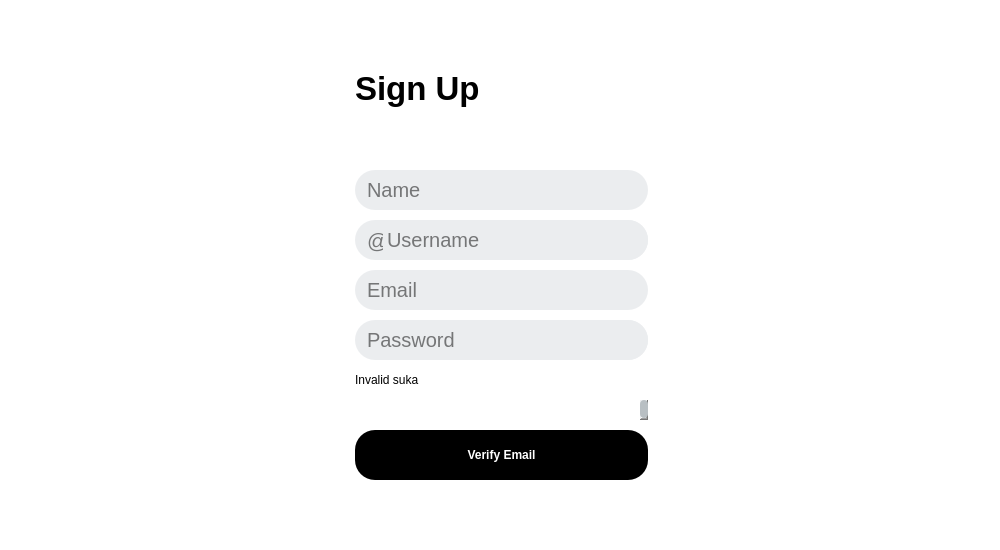
This is src/main/gui/design/signup/signup.ui in r0manch1k/twitter-OPD-project as Qt 5 draws it before an edit. The edited form follows.
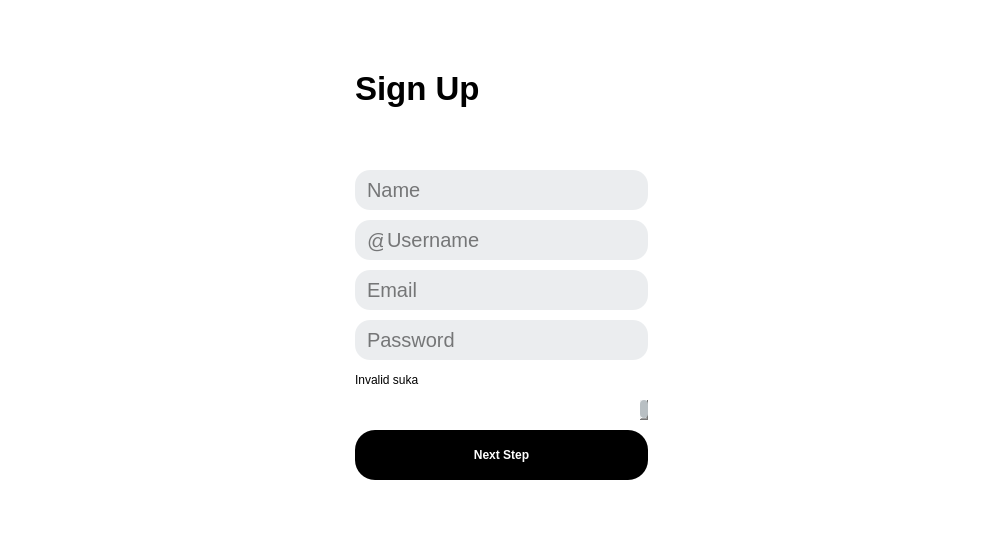
This is the edited form.

Diff of the .ui file:
```diff
--- a/src/main/gui/design/signup/signup.ui
+++ b/src/main/gui/design/signup/signup.ui
@@ -49,9 +49,8 @@
 }
 
 QLineEdit {
-	height: 50px;
 	color: black;
-	border-radius: 20px;
+	border-radius: 15px;
 	background-color:  rgb(235, 237, 239);
 	padding-left: 10px;
 }
@@ -134,6 +133,9 @@
        </property>
        <item row="0" column="0">
         <widget class="QFrame" name="frame_Main">
+         <property name="styleSheet">
+          <string notr="true"/>
+         </property>
          <property name="frameShape">
           <enum>QFrame::StyledPanel</enum>
          </property>
@@ -414,7 +416,50 @@
                    </size>
                   </property>
                   <property name="styleSheet">
-                   <string notr="true"/>
+                   <string notr="true">QFrame#frame_PasswordInput {
+	color: black;
+	border-radius: 15px;
+	background-color:  rgb(235, 237, 239);
+	padding-left: 10px;
+}
+
+
+QLineEdit#line_Password {
+	border: 0;
+	padding-left: 0;
+	background-color: rgb(235, 237, 239);
+	border-top-right-radius: 0;
+	border-bottom-right-radius: 0;
+}
+
+QPushButton#button_PasswordVisibility {
+	border-radius: 15px;
+	background-color: rgb(235, 237, 239);
+	border-top-left-radius: 0;
+	border-bottom-left-radius: 0;
+}
+
+QFrame#frame_Username {
+	color: black;
+	border-radius: 15px;
+	background-color:  rgb(235, 237, 239);
+	padding-left: 10px;
+}
+
+QLineEdit#line_Username,
+QLineEdit#line_Snail {
+	border: 0;
+	border-radius: 15px;
+	padding-left: 0;
+	background-color: rgb(235, 237, 239);
+}
+
+QLineEdit#line_Snail {
+	border-top-left-radius: 15px;
+	border-bottom-left-radius: 15px;
+	border-top-right-radius: 0;
+	border-bottom-right-radius: 0;
+}</string>
                   </property>
                   <property name="frameShape">
                    <enum>QFrame::StyledPanel</enum>
@@ -507,26 +552,7 @@
                       </size>
                      </property>
                      <property name="styleSheet">
-                      <string notr="true">QFrame {
-	height: 60px;
-	color: black;
-	border-radius: 20px;
-	background-color:  rgb(235, 237, 239);
-	padding-left: 10px;
-}
-
-QLineEdit {
-	border: 0;
-	padding-left: 0;
-	background-color: rgb(235, 237, 239);
-}
-
-QLineEdit#line_Snail {
-	border-top-left-radius: 20px;
-	border-bottom-left-radius: 20px;
-	border-top-right-radius: 0;
-	border-bottom-right-radius: 0;
-}</string>
+                      <string notr="true"/>
                      </property>
                      <property name="frameShape">
                       <enum>QFrame::StyledPanel</enum>
@@ -555,13 +581,13 @@
                         <property name="minimumSize">
                          <size>
                           <width>20</width>
-                          <height>40</height>
+                          <height>30</height>
                          </size>
                         </property>
                         <property name="maximumSize">
                          <size>
                           <width>20</width>
-                          <height>40</height>
+                          <height>30</height>
                          </size>
                         </property>
                         <property name="font">
@@ -579,6 +605,18 @@
                       </item>
                       <item>
                        <widget class="QLineEdit" name="line_Username">
+                        <property name="minimumSize">
+                         <size>
+                          <width>0</width>
+                          <height>30</height>
+                         </size>
+                        </property>
+                        <property name="maximumSize">
+                         <size>
+                          <width>16777215</width>
+                          <height>30</height>
+                         </size>
+                        </property>
                         <property name="font">
                          <font>
                           <pointsize>15</pointsize>
@@ -617,6 +655,9 @@
                        <pointsize>15</pointsize>
                       </font>
                      </property>
+                     <property name="styleSheet">
+                      <string notr="true"/>
+                     </property>
                      <property name="text">
                       <string/>
                      </property>
@@ -643,30 +684,7 @@
                       </size>
                      </property>
                      <property name="styleSheet">
-                      <string notr="true">QFrame {
-	height: 60px;
-	color: black;
-	border-radius: 20px;
-	background-color:  rgb(235, 237, 239);
-	padding-left: 10px;
-}
-
-
-QLineEdit {
-	border: 0;
-	padding-left: 0;
-	background-color: rgb(235, 237, 239);
-	border-top-right-radius: 0;
-	border-bottom-right-radius: 0;
-}
-
-QPushButton {
-	height: 60px;
-	border: 20px;
-	background-color: rgb(235, 237, 239);
-	border-top-left-radius: 0;
-	border-bottom-left-radius: 0;
-}</string>
+                      <string notr="true"/>
                      </property>
                      <property name="frameShape">
                       <enum>QFrame::StyledPanel</enum>
@@ -697,6 +715,9 @@
                           <pointsize>15</pointsize>
                          </font>
                         </property>
+                        <property name="styleSheet">
+                         <string notr="true"/>
+                        </property>
                         <property name="maxLength">
                          <number>16</number>
                         </property>
@@ -710,6 +731,21 @@
                       </item>
                       <item>
                        <widget class="QPushButton" name="button_PasswordVisibility">
+                        <property name="minimumSize">
+                         <size>
+                          <width>30</width>
+                          <height>30</height>
+                         </size>
+                        </property>
+                        <property name="maximumSize">
+                         <size>
+                          <width>30</width>
+                          <height>30</height>
+                         </size>
+                        </property>
+                        <property name="styleSheet">
+                         <string notr="true"/>
+                        </property>
                         <property name="text">
                          <string/>
                         </property>
@@ -780,7 +816,7 @@
                       </font>
                      </property>
                      <property name="text">
-                      <string>Verify Email</string>
+                      <string>Next Step</string>
                      </property>
                     </widget>
                    </item>
```
Left out of the diff: 29 changed lines with no effect on the pictures.
